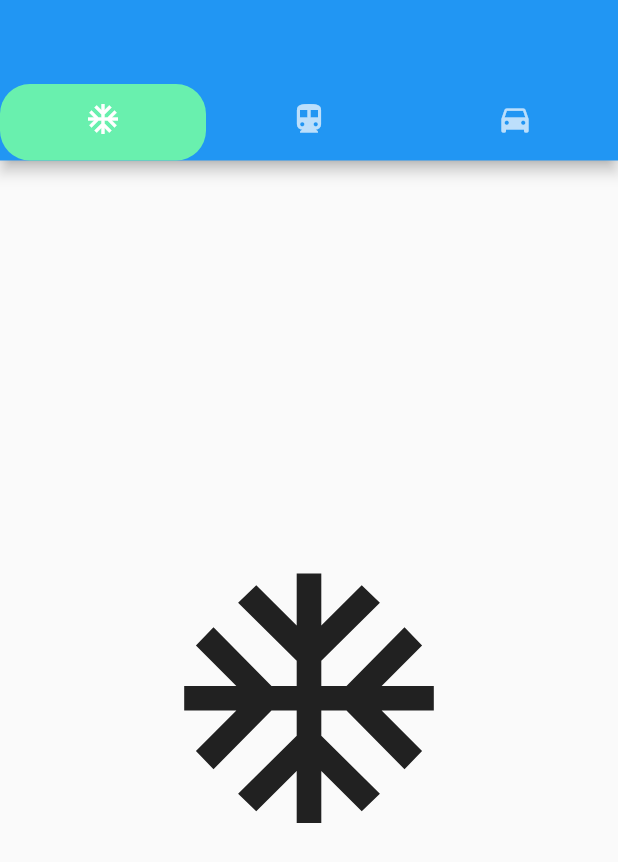
After one commit to hakanpeksen/get_form, a Flutter app: the screen it shows after launch, on a phone screen of 412 x 824 dp. The commit adds this screen. Shown: the top 862 px of the screen. Run offline on Flutter 3.47's test engine with Material 2 defaults, Android fonts, the phone set to English and light mode, and no system bars; our stand-ins replace get, get_storage.

Commit message:
tabbar_view_v2  sayfası eklendi

```diff
--- a/lib/main.dart
+++ b/lib/main.dart
@@ -1,5 +1,6 @@
 import 'package:flutter/material.dart';
 import 'package:get/get.dart';
+import 'package:get_form/tabbar/tabbar_view_v2.dart';
 import 'package:get_storage/get_storage.dart';
 
 import 'core/app_translations.dart';
@@ -20,7 +21,8 @@ class MyApp extends StatelessWidget {
   Widget build(BuildContext context) {
     return GetMaterialApp(
       title: 'Get Form',
-      home: const TabBarComponent(),
+      //home: const TabBarComponent(),
+      home: const TabBarViewV2(),
       translations: AppTranslations(),
       locale: appCtrl.language.value,
       fallbackLocale: const Locale('en'),
--- /dev/null
+++ b/lib/model/tab_model.dart
@@ -0,0 +1,60 @@
+import 'package:flutter/material.dart';
+
+class TabModel {
+  final IconData icon;
+  TabModel(this.icon);
+}
+
+class TabIconModel {
+  final IconData icon;
+  double size;
+  TabIconModel(this.icon, {this.size = 200});
+}
+
+// 1 TabListModel 2 farklı constructor
+class TabListModel {
+  /// [TabModel]
+  late final List<TabModel> _items;
+
+  TabListModel() {
+    _items = [
+      TabModel(Icons.ac_unit),
+      TabModel(Icons.directions_transit),
+      TabModel(Icons.directions_car),
+    ];
+  }
+  get items => _items.length;
+  List<Tab> toWidgets() {
+    return _items.map((e) => Tab(icon: Icon(e.icon))).toList();
+  }
+
+  ///BEFORE: {required List<Widget> tabs}
+// tabs: const [
+// Tab(icon: Icon(Icons.flight)),
+// Tab(icon: Icon(Icons.directions_transit)),
+// Tab(icon: Icon(Icons.directions_car)),
+//  ],
+
+  /// [TabIconModel]
+  late final List<TabIconModel> _icons;
+
+  TabListModel.icon() {
+    _icons = [
+      TabIconModel(Icons.ac_unit),
+      TabIconModel(Icons.directions_transit),
+      TabIconModel(Icons.directions_car),
+    ];
+  }
+
+  List<Icon> toIconWidgets() {
+    return _icons.map((e) => Icon(e.icon, size: e.size)).toList();
+  }
+
+  /// BEFORE:
+  // [
+  //   Icon(Icons.flight, size: 350),
+  //   Icon(Icons.directions_transit, size: 350),
+  //   Icon(Icons.directions_car, size: 350),
+  // ],
+
+}
--- /dev/null
+++ b/lib/tabbar/tabbar_view_v2.dart
@@ -0,0 +1,27 @@
+import 'package:flutter/material.dart';
+import 'package:get_form/model/tab_model.dart';
+
+BoxDecoration indicatorDecoration = BoxDecoration(
+    borderRadius: BorderRadius.circular(20), // Creates border
+    color: Colors.greenAccent);
+
+class TabBarViewV2 extends StatelessWidget {
+  const TabBarViewV2({Key? key}) : super(key: key);
+
+  @override
+  Widget build(BuildContext context) {
+    return DefaultTabController(
+        length: TabListModel().items,
+        child: Scaffold(
+          appBar: AppBar(
+            bottom: TabBar(
+                indicatorColor: Colors.amberAccent,
+                indicatorWeight: 5,
+                // isScrollable: true,
+                indicator: indicatorDecoration,
+                tabs: TabListModel().toWidgets()),
+          ),
+          body: TabBarView(children: TabListModel.icon().toIconWidgets()),
+        ));
+  }
+}
```
